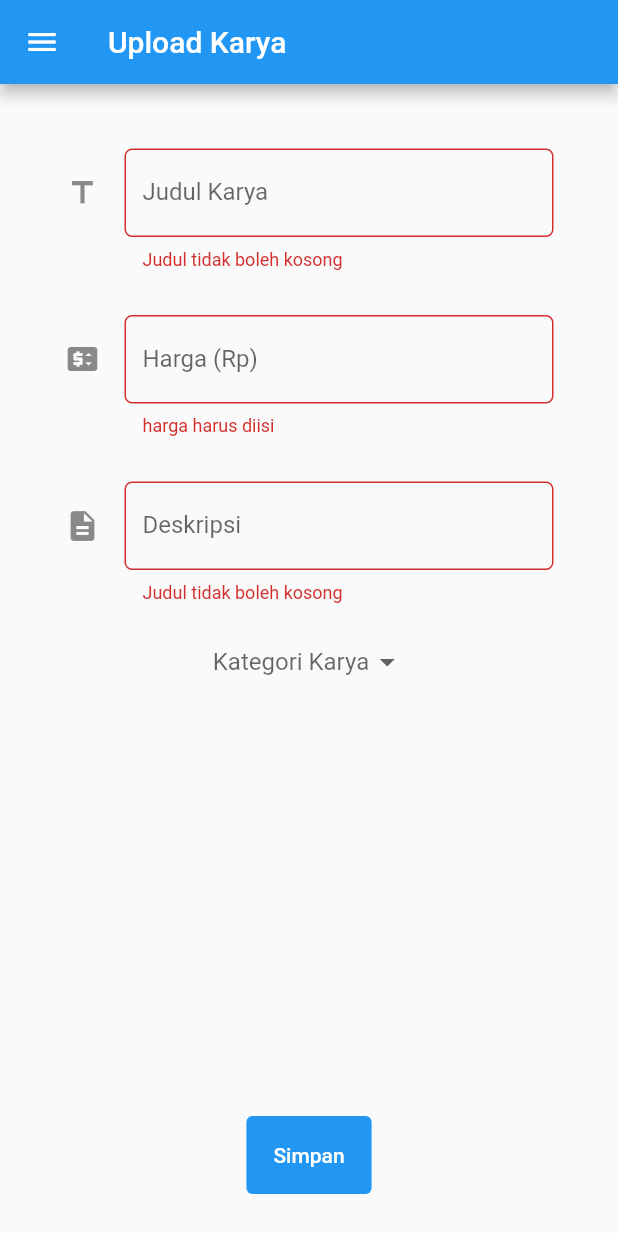
After one commit to alvinxrw2002/e05-arti-flutter, a Flutter app: the UploadKarya screen opened directly, after a tap on "Simpan", on a phone screen of 412 x 824 dp. The commit adds this screen. Shown: the top 1233 px of the screen. Run offline on Flutter 3.47's test engine with Material 2 defaults, Android fonts, the phone set to English and light mode, and no system bars; our stand-ins replace email_validator, image_picker, shared_preferences, string_validator; accounts and stored records are empty; network calls fail.

Commit message:
tes upload karya

```diff
--- /dev/null
+++ b/lib/UploadKarya/upload_karya.dart
@@ -0,0 +1,218 @@
+import 'package:flutter/material.dart';
+import 'package:e05_arti_flutter/drawer.dart';
+import 'package:flutter/services.dart';
+
+class UploadKarya extends StatefulWidget {
+  const UploadKarya({super.key});
+
+  @override
+  State<UploadKarya> createState() => _UploadKaryaState();
+}
+
+class _UploadKaryaState extends State<UploadKarya> {
+  final _formKey = GlobalKey<FormState>();
+  String judul = "";
+  List<String> listKategori = [
+    'abstract',
+    'cartoon',
+    'college',
+    'doodle',
+    'drawing',
+    'hologram',
+    'life drawing',
+    'scribbles',
+    'silhoutte',
+    'sketch'
+  ];
+  String? kategori;
+  int harga = 0;
+  String deskripsi = '';
+
+  @override
+  Widget build(BuildContext context) {
+    return Scaffold(
+      appBar: AppBar(
+        title: const Text('Upload Karya'),
+      ),
+      drawer: const NavigationDrawer(),
+      body: Form(
+        key: _formKey,
+        child: Container(
+          padding: const EdgeInsets.all(20.0),
+          margin: const EdgeInsets.all(8),
+          child: Column(
+            children: [
+              Padding(
+                // Menggunakan padding sebesar 8 pixels
+                padding: const EdgeInsets.all(15.0),
+                child: TextFormField(
+                  decoration: InputDecoration(
+                    labelText: "Judul Karya",
+                    hintText: "Masukkan judul karyamu",
+                    // Menambahkan icon agar lebih intuitif
+                    icon: const Icon(Icons.title),
+                    // Menambahkan circular border agar lebih rapi
+                    border: OutlineInputBorder(
+                      borderRadius: BorderRadius.circular(5.0),
+                    ),
+                  ),
+                  // Menambahkan behavior saat nama diketik
+                  onChanged: (String? value) {
+                    setState(() {
+                      judul = value!;
+                    });
+                  },
+                  // Menambahkan behavior saat data disimpan
+                  onSaved: (String? value) {
+                    setState(() {
+                      judul = value!;
+                    });
+                  },
+                  // Validator sebagai validasi form
+                  validator: (String? value) {
+                    if (value == null || value.isEmpty) {
+                      return 'Judul tidak boleh kosong';
+                    }
+                    return null;
+                  },
+                ),
+              ),
+              Padding(
+                padding: const EdgeInsets.all(15.0),
+                child: TextFormField(
+                  decoration: InputDecoration(
+                    labelText: "Harga (Rp)",
+                    hintText: "Masukkan dalam format angka",
+                    icon: const Icon(Icons.price_change),
+                    border: OutlineInputBorder(
+                      borderRadius: BorderRadius.circular(5.0),
+                    ),
+                  ),
+                  onChanged: (String? value) {
+                    setState(() {
+                      harga = int.parse(value!);
+                    });
+                  },
+                  onSaved: (String? value) {
+                    setState(() {
+                      harga = int.parse(value!);
+                    });
+                  },
+                  keyboardType: TextInputType.number,
+                  inputFormatters: <TextInputFormatter>[
+                    FilteringTextInputFormatter.allow(RegExp(r'[0-9]')),
+                  ],
+                  validator: (String? value) {
+                    if (value == null || value.isEmpty) {
+                      return 'harga harus diisi';
+                    }
+                    return null;
+                  },
+                ),
+              ),
+              Padding(
+                // Menggunakan padding sebesar 8 pixels
+                padding: const EdgeInsets.all(15.0),
+                child: TextFormField(
+                  decoration: InputDecoration(
+                    labelText: "Deskripsi",
+                    hintText: "Deskripsi singkat mengenai karyamu",
+                    // Menambahkan icon agar lebih intuitif
+                    icon: const Icon(Icons.description),
+                    // Menambahkan circular border agar lebih rapi
+                    border: OutlineInputBorder(
+                      borderRadius: BorderRadius.circular(5.0),
+                    ),
+                  ),
+                  // Menambahkan behavior saat nama diketik
+                  onChanged: (String? value) {
+                    setState(() {
+                      deskripsi = value!;
+                    });
+                  },
+                  // Menambahkan behavior saat data disimpan
+                  onSaved: (String? value) {
+                    setState(() {
+                      deskripsi = value!;
+                    });
+                  },
+                  // Validator sebagai validasi form
+                  validator: (String? value) {
+                    if (value == null || value.isEmpty) {
+                      return 'Judul tidak boleh kosong';
+                    }
+                    return null;
+                  },
+                ),
+              ),
+              DropdownButtonHideUnderline(
+                child: DropdownButton(
+                  value: kategori,
+                  icon: const Icon(Icons.arrow_drop_down),
+                  hint: const Text("Kategori Karya"),
+                  items: listKategori.map((String items) {
+                    return DropdownMenuItem(
+                      value: items,
+                      child: Text(items),
+                    );
+                  }).toList(),
+                  onChanged: (String? newValue) {
+                    setState(() {
+                      kategori = newValue!;
+                    });
+                  },
+                ),
+              ),
+              const Spacer(),
+              TextButton(
+                style: ButtonStyle(
+                  backgroundColor: MaterialStateProperty.all(Colors.blue),
+                ),
+                onPressed: () {
+                  if (_formKey.currentState!.validate()) {
+                    showDialog(
+                      context: context,
+                      builder: (context) {
+                        return Dialog(
+                          shape: RoundedRectangleBorder(
+                            borderRadius: BorderRadius.circular(10),
+                          ),
+                          elevation: 15,
+                          child: ListView(
+                            padding: const EdgeInsets.only(top: 20, bottom: 20),
+                            shrinkWrap: true,
+                            children: <Widget>[
+                              const Center(child: Text('Informasi Data')),
+                              const SizedBox(height: 20),
+                              Text("Judul: $judul"),
+                              Text("Kategori: $kategori"),
+                              Text("Harga: RP$harga"),
+                              Text("Deskripsi: $deskripsi"),
+                              TextButton(
+                                onPressed: () {
+                                  Navigator.pop(context);
+                                },
+                                child: const Text('Kembali'),
+                              ),
+                            ],
+                          ),
+                        );
+                      },
+                    );
+                  }
+                },
+                child: const Padding(
+                  padding: EdgeInsets.all(10),
+                  child: Text(
+                    "Simpan",
+                    style: TextStyle(color: Colors.white),
+                  ),
+                ),
+              ),
+            ],
+          ),
+        ),
+      ),
+    );
+  }
+}
--- a/lib/drawer.dart
+++ b/lib/drawer.dart
@@ -1,7 +1,7 @@
-import 'package:flutter/cupertino.dart';
 import 'package:flutter/material.dart';
 import 'package:e05_arti_flutter/main.dart';
 import 'package:e05_arti_flutter/UserProfile/pages/profile_page.dart';
+import 'package:e05_arti_flutter/UploadKarya/upload_karya.dart';
 
 class NavigationDrawer extends StatelessWidget {
   const NavigationDrawer({Key? key}) : super(key: key);
@@ -30,7 +30,16 @@ class NavigationDrawer extends StatelessWidget {
                 context, MaterialPageRoute(builder: (context)=> ProfilePage())
               );
             },
-          )
+          ),
+
+          ListTile(
+            title: const Text('Upload Karya'),
+            onTap: () {
+              Navigator.pushReplacement(
+                context, MaterialPageRoute(builder: (context)=> const UploadKarya())
+              );
+            },
+          ),
         ],
       ),
     );
```
